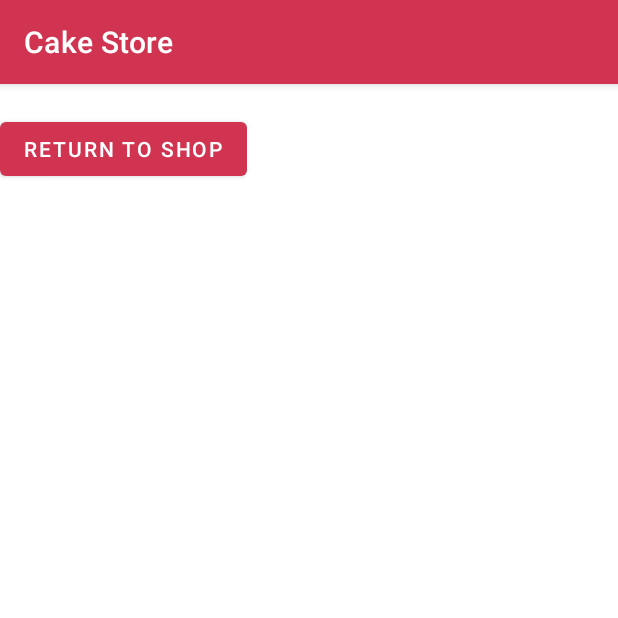
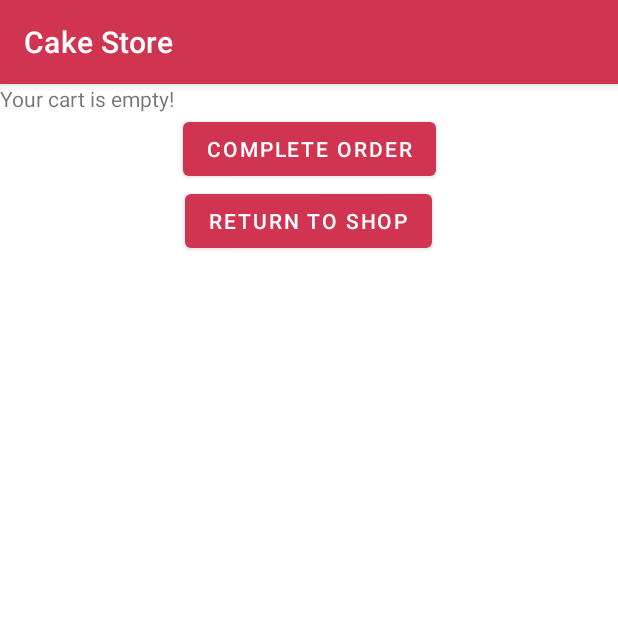
Before and after one commit to cumberson97/Assignment1, an Android app: the screen it shows after launch (ShoppingCart), after a tap on an icon or button, on a phone screen of 412 x 824 dp, the top half of it. Run offline under Robolectric (Android 15) with nearby library versions, the phone set to English and light mode, and no system bars.

Commit message:
send order button

```diff
--- a/app/src/main/java/com/example/assignment1/MainActivity.java
+++ b/app/src/main/java/com/example/assignment1/MainActivity.java
@@ -33,7 +33,6 @@ public class MainActivity extends AppCompatActivity {
     }
 
     public void addToCart(View view) {
-        int btn = view.getId();
         boolean sliceOrWhole = false, icing = false, sprinkles = false, caramel = false;
         CheckBox checker;
         RadioButton rChecker;
--- a/app/src/main/java/com/example/assignment1/ShoppingCart.java
+++ b/app/src/main/java/com/example/assignment1/ShoppingCart.java
@@ -6,6 +6,7 @@ import android.content.Intent;
 import android.os.Bundle;
 import android.view.View;
 import android.widget.ArrayAdapter;
+import android.widget.Button;
 import android.widget.LinearLayout;
 import android.widget.ListView;
 import android.widget.TextView;
@@ -18,6 +19,7 @@ public class ShoppingCart extends AppCompatActivity{
     ListView listView;
     Intent intent;
     Cart cart;
+    Cart[] oldOrders = new Cart[50];
     String items = "";
     ArrayList<Cake> cakes = new ArrayList<>();
     @Override
@@ -26,8 +28,14 @@ public class ShoppingCart extends AppCompatActivity{
         setContentView(R.layout.activity_shopping_cart);
         TextView textView = (TextView) findViewById(R.id.textList);
         cart = (Cart) getIntent().getSerializableExtra("Cake List");
-        cakes = cart.getCakes();
-        textView.setText(cart.listCakes());
+        if (cart.getCakes().isEmpty()){
+            textView.setText("Your cart is empty!");
+        }
+        else{
+            cakes = cart.getCakes();
+            textView.setText(cart.listCakes());
+        }
+
     }
 
     public void goToShop(View view){
@@ -36,4 +44,17 @@ public class ShoppingCart extends AppCompatActivity{
 //        Toast.makeText(this, cart.toString(), Toast.LENGTH_LONG).show();
     }
 
+    public void completeOrder(View view){
+        Button btn = findViewById(R.id.sendOrder);
+        btn.setVisibility(View.VISIBLE);
+    }
+
+    public void sendOrder(View view){
+        Toast.makeText(this, "Order Sent", Toast.LENGTH_SHORT).show();
+        cart.getCakes().clear();
+        TextView textView = findViewById(R.id.textList);
+        textView.setText("Your cart is empty!");
+
+    }
+
 }
--- a/app/src/main/res/layout/activity_shopping_cart.xml
+++ b/app/src/main/res/layout/activity_shopping_cart.xml
@@ -8,23 +8,53 @@
     tools:context=".ShoppingCart">
 
     <ScrollView
-        android:layout_width="wrap_content"
-        android:layout_height="wrap_content">
-
+        android:layout_width="match_parent"
+        android:layout_height="match_parent">
 
         <LinearLayout
-            android:layout_width="wrap_content"
+            android:layout_width="match_parent"
             android:layout_height="wrap_content"
             android:id="@+id/linear"
             android:orientation="vertical">
 
             <TextView
-                android:layout_width="wrap_content"
-                android:layout_height="wrap_content"
+                android:layout_width="match_parent"
+                android:layout_height="match_parent"
                 android:id="@+id/textList"
-                android:text="">
+                android:text=""
+                android:layout_gravity="left">
 
             </TextView>
+
+            <androidx.constraintlayout.widget.ConstraintLayout
+                android:layout_width="match_parent"
+                android:layout_height="wrap_content">
+
+                <Button
+                    android:id="@+id/complete_order"
+                    android:layout_width="wrap_content"
+                    android:layout_height="wrap_content"
+                    android:layout_gravity="center"
+                    android:onClick="completeOrder"
+                    android:text="Complete Order"
+                    app:layout_constraintLeft_toLeftOf="parent"
+                    app:layout_constraintRight_toRightOf="parent"
+                    app:layout_constraintTop_toTopOf="parent"
+                    app:layout_constraintBottom_toTopOf="@id/sendOrder"/>
+
+                <Button
+                    android:id="@+id/sendOrder"
+                    android:layout_width="wrap_content"
+                    android:layout_height="wrap_content"
+                    android:layout_gravity="center"
+                    android:onClick="sendOrder"
+                    android:text="Send Order"
+                    android:visibility="gone"
+                    app:layout_constraintLeft_toLeftOf="parent"
+                    app:layout_constraintRight_toRightOf="parent"
+                    app:layout_constraintTop_toBottomOf="@id/complete_order"
+                    app:layout_constraintBottom_toBottomOf="parent"/>
+            </androidx.constraintlayout.widget.ConstraintLayout>
 
             <Button
                 android:id="@+id/btn_go_to_shop"
@@ -38,9 +68,5 @@
 
     </ScrollView>
 
-    <ListView
-        android:layout_width="wrap_content"
-        android:layout_height="wrap_content"
-        android:id="@+id/cartList"/>
 
 </FrameLayout>
```
